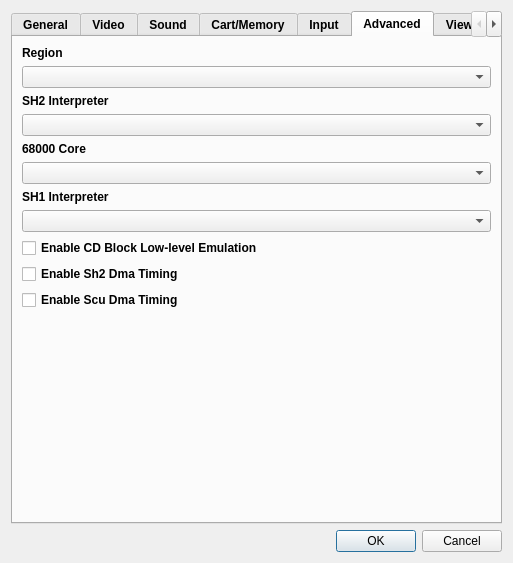
The window that yabause/src/qt/ui/UISettings.ui (Yabause/yabause) describes before a commit, drawn with Qt 5.
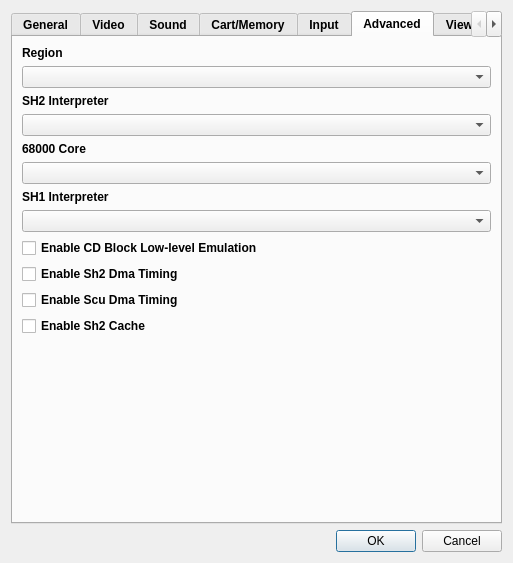
The same window after the commit. The open tabs and pages were chosen to show the change. Custom widgets are drawn as their Qt base class.

Commit message: make cache a runtime option, remove sh2 timing

Diff of the .ui file:
```diff
--- a/yabause/src/qt/ui/UISettings.ui
+++ b/yabause/src/qt/ui/UISettings.ui
@@ -778,6 +778,13 @@
          </property>
         </widget>
        </item>
+       <item>
+        <widget class="QCheckBox" name="cbEnableSh2Cache">
+         <property name="text">
+          <string>Enable Sh2 Cache</string>
+         </property>
+        </widget>
+       </item>
        <item>
         <spacer>
          <property name="orientation">
```
The commit also changes 20 other files.
